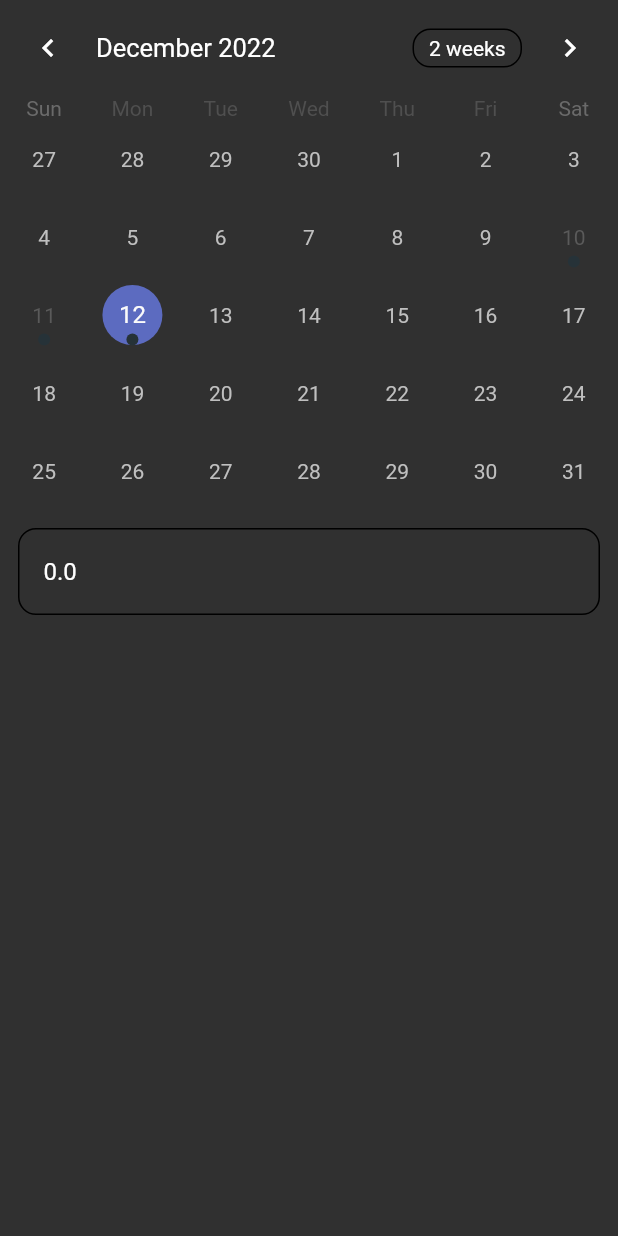
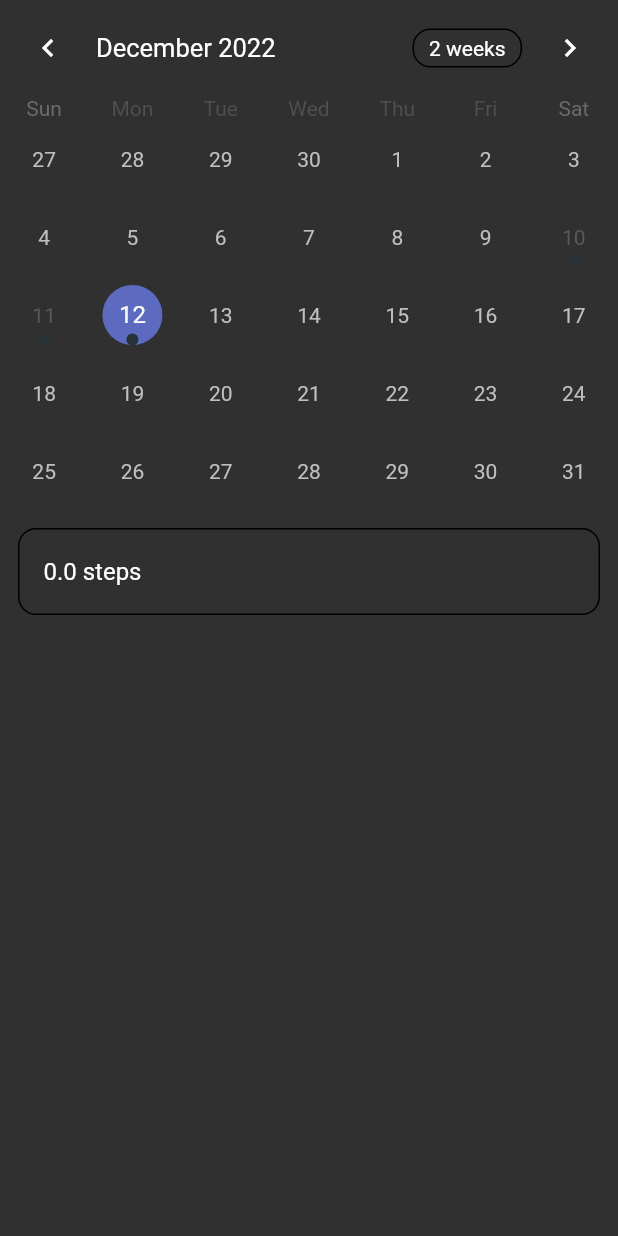
Before and after one commit to zachspiel/mchp-hackathon-2022, a Flutter app: the History screen opened directly, on a phone screen of 412 x 824 dp. Run offline on Flutter 3.47's test engine with Material 2 defaults, Android fonts, the phone set to English and light mode, and no system bars; drawn by our look-alikes of table_calendar; our stand-ins replace data_table_2, firebase_auth, firebase_core, firebase_database, syncfusion_flutter_charts; missing offline and left inert: fitness; accounts and stored records are empty.

Commit message:
Move login screen on smaller devices and fix label in calendar events

```diff
--- a/lib/history.dart
+++ b/lib/history.dart
@@ -67,7 +67,7 @@ class _HistoryState extends State<History> {
     String path = day.toString().split(' ')[0];
     double steps = _steps[path] ?? 0;
     return [
-      Event(steps.toString()),
+      Event("$steps steps"),
     ];
   }
 
@@ -153,7 +153,7 @@ class _HistoryState extends State<History> {
                     borderRadius: BorderRadius.circular(12.0),
                   ),
                   child: ListTile(
-                    title: Text(getStepsForSelectedDay().toString()),
+                    title: Text("${getStepsForSelectedDay().toString()} steps"),
                   ),
                 );
               },
--- a/lib/register.dart
+++ b/lib/register.dart
@@ -16,7 +16,7 @@ class RegisterPage extends StatefulWidget {
 
 class RegisterPageState extends State<RegisterPage> {
   final _database = FirebaseDatabase.instance.ref();
-  final _registerFormKey = GlobalKey<FormState>();
+  static final _registerFormKey = GlobalKey<FormState>();
 
   final _nameTextController = TextEditingController();
   final _emailTextController = TextEditingController();
```
Also changed, not shown: lib/leaderboard.dart (+23 -6 lines), lib/login.dart (+4 -3 lines), 1 other file.
